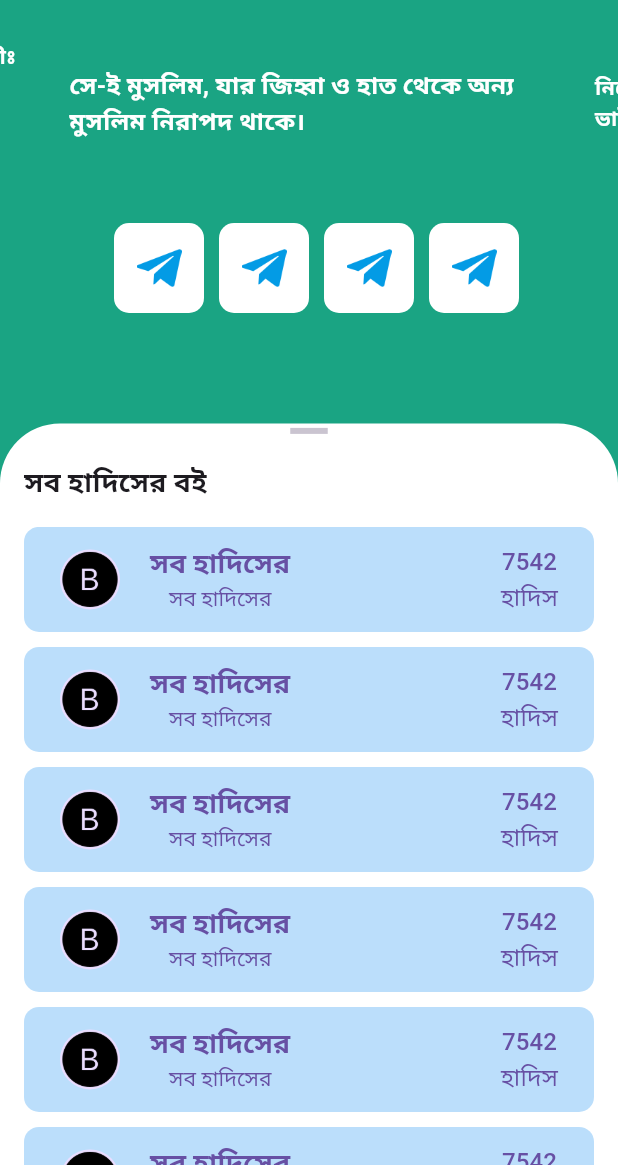
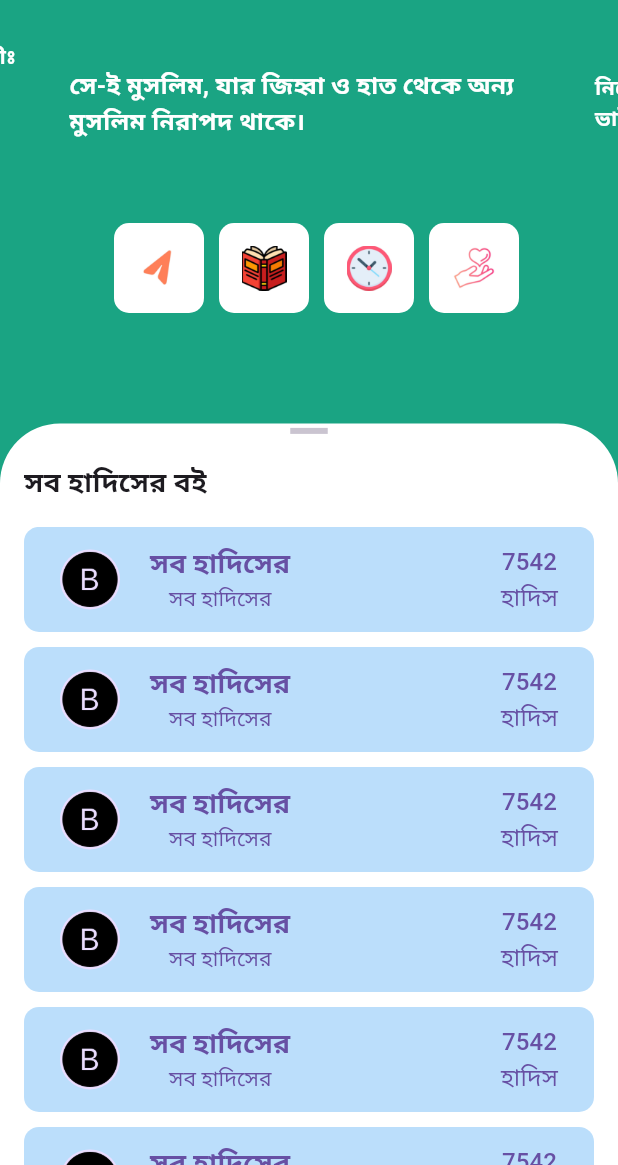
Before and after one commit to faisaldevs/al-hadith, a Flutter app: the screen it shows after launch, on a phone screen of 412 x 824 dp, the part 71-1236 px from its top. Run offline on Flutter 3.47's test engine with Material 3 defaults, Android fonts, the phone set to English and light mode, and no system bars; drawn by our look-alikes of carousel_slider, flutter_advanced_drawer; our stand-ins replace drift, get; accounts and stored records are empty.

```diff
--- a/lib/app/screens/home_page/components/body_icons.dart
+++ b/lib/app/screens/home_page/components/body_icons.dart
@@ -13,9 +13,9 @@ class BodyIcons extends StatelessWidget {
       mainAxisAlignment: MainAxisAlignment.center,
       children: [
         CustomIconButtons( imageUrl: ImageLink.bodyImage1,),
-        CustomIconButtons( imageUrl: ImageLink.bodyImage1,),
-        CustomIconButtons( imageUrl: ImageLink.bodyImage1,),
-        CustomIconButtons( imageUrl: ImageLink.bodyImage1,),
+        CustomIconButtons( imageUrl: ImageLink.bodyImage2,),
+        CustomIconButtons( imageUrl: ImageLink.bodyImage3,),
+        CustomIconButtons( imageUrl: ImageLink.bodyImage4,)
       ],
     );
   }
--- a/lib/utils/assets_links.dart
+++ b/lib/utils/assets_links.dart
@@ -1,8 +1,8 @@
 class ImageLink{
-  static String bodyImage1 = "assets/body_icon/icon1.png";
-  static String bodyImage2 = "assets/body_icon/icon2.png";
-  static String bodyImage3= "assets/body_icon/icon3.png";
-  static String bodyImage4= "assets/body_icon/icon4.png";
+  static String bodyImage1 = "assets/body_icon/icon1.jpeg";
+  static String bodyImage2 = "assets/body_icon/icon2.jpeg";
+  static String bodyImage3= "assets/body_icon/icon3.jpeg";
+  static String bodyImage4= "assets/body_icon/icon4.jpeg";
 
 
   static String listTile= "assets/listTile.png";
```
Also changed, not shown: assets/body_icon/icon1.jpeg (added), assets/body_icon/icon1.png (deleted), assets/body_icon/icon2.jpeg (added), assets/body_icon/icon3.jpeg (added), assets/body_icon/icon4.jpeg (added).
